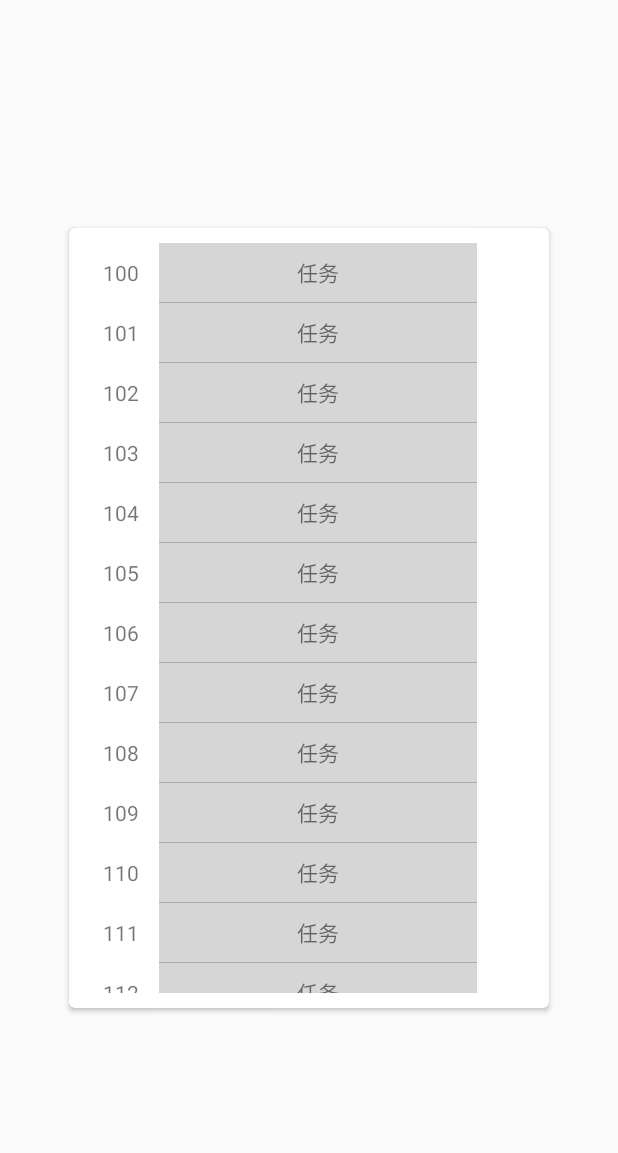
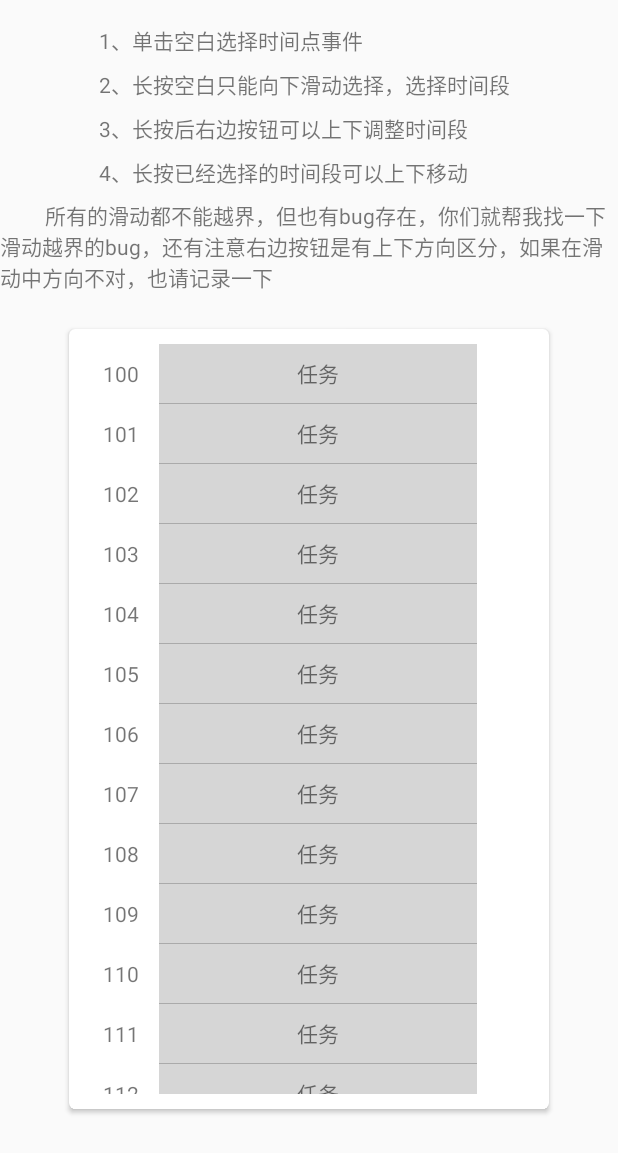
Before and after one commit to 985892345/RecyclerTest, an Android app: the screen it shows after launch (MainActivity), on a phone screen of 412 x 824 dp. Shown: the top 1153 px of the screen. Run offline under Robolectric (Android 15) with nearby library versions, the phone set to English and light mode, and no system bars.

Commit message:
无bug完美版

```diff
--- a/app/src/main/java/com/ndhzs/recyclertest/DragSelectTouchListener.java
+++ b/app/src/main/java/com/ndhzs/recyclertest/DragSelectTouchListener.java
@@ -69,11 +69,11 @@ public class DragSelectTouchListener implements RecyclerView.OnItemTouchListener
 
         boolean isAbleToDrag = dragSelectListener.onCanDrag();
         if (isAbleToDrag) {
-            mPreviousPosition = dragSelectListener.onFirstPosition() - 1;
+            mPreviousPosition = dragSelectListener.onStartPosition() - 1;
         }
 
         if (e.getAction() == MotionEvent.ACTION_CANCEL) {
-            int firstPosition = dragSelectListener.onFirstPosition();
+            int firstPosition = dragSelectListener.onStartPosition();
             dragSelectListener.onSelectChange(firstPosition);
             dragSelectListener.onSelectLastPosition(true, firstPosition);
             isAbleToDrag = false;
@@ -232,7 +232,7 @@ public class DragSelectTouchListener implements RecyclerView.OnItemTouchListener
         /**
          * @return 得到滑动开始时的位置
          */
-        int onFirstPosition();
+        int onStartPosition();
 
         /**
          * 返回一个int整数，用mRvHeight除以，求出边界不能选择的范围，返回数越大，不能选择的范围越大
--- a/app/src/main/res/layout/activity_main.xml
+++ b/app/src/main/res/layout/activity_main.xml
@@ -15,7 +15,8 @@
         app:layout_constraintBottom_toBottomOf="parent"
         app:layout_constraintEnd_toEndOf="parent"
         app:layout_constraintStart_toStartOf="parent"
-        app:layout_constraintTop_toTopOf="parent" >
+        app:layout_constraintTop_toBottomOf="@+id/textView5"
+        app:layout_constraintVertical_bias="0.22000003">
 
         <androidx.recyclerview.widget.RecyclerView
             android:id="@+id/recycler"
@@ -24,4 +25,52 @@
             android:layout_margin="10dp" />
 
     </androidx.cardview.widget.CardView>
+
+    <TextView
+        android:id="@+id/textView"
+        android:layout_width="wrap_content"
+        android:layout_height="wrap_content"
+        android:text="1、单击空白选择时间点事件"
+        app:layout_constraintBottom_toBottomOf="parent"
+        app:layout_constraintEnd_toEndOf="parent"
+        app:layout_constraintHorizontal_bias="0.28"
+        app:layout_constraintStart_toStartOf="parent"
+        app:layout_constraintTop_toTopOf="parent"
+        app:layout_constraintVertical_bias="0.01999998" />
+
+    <TextView
+        android:id="@+id/textView2"
+        android:layout_width="wrap_content"
+        android:layout_height="wrap_content"
+        android:layout_marginTop="8dp"
+        android:text="2、长按空白只能向下滑动选择，选择时间段"
+        app:layout_constraintStart_toStartOf="@+id/textView"
+        app:layout_constraintTop_toBottomOf="@+id/textView" />
+
+    <TextView
+        android:id="@+id/textView3"
+        android:layout_width="wrap_content"
+        android:layout_height="wrap_content"
+        android:layout_marginTop="8dp"
+        android:text="3、长按后右边按钮可以上下调整时间段"
+        app:layout_constraintStart_toStartOf="@+id/textView2"
+        app:layout_constraintTop_toBottomOf="@+id/textView2" />
+
+    <TextView
+        android:id="@+id/textView4"
+        android:layout_width="wrap_content"
+        android:layout_height="wrap_content"
+        android:layout_marginTop="8dp"
+        android:text="4、长按已经选择的时间段可以上下移动"
+        app:layout_constraintStart_toStartOf="@+id/textView3"
+        app:layout_constraintTop_toBottomOf="@+id/textView3" />
+
+    <TextView
+        android:id="@+id/textView5"
+        android:layout_width="wrap_content"
+        android:layout_height="wrap_content"
+        android:layout_marginTop="8dp"
+        android:text="         所有的滑动都不能越界，但也有bug存在，你们就帮我找一下滑动越界的bug，还有注意右边按钮是有上下方向区分，如果在滑动中方向不对，也请记录一下"
+        app:layout_constraintStart_toStartOf="parent"
+        app:layout_constraintTop_toBottomOf="@+id/textView4" />
 </androidx.constraintlayout.widget.ConstraintLayout>
```
Also changed, not shown: app/src/main/java/com/ndhzs/recyclertest/RvAdapter.java (+72 -77 lines), app/src/main/res/layout/test.xml (deleted, +0 -19 lines), 2 other files.
